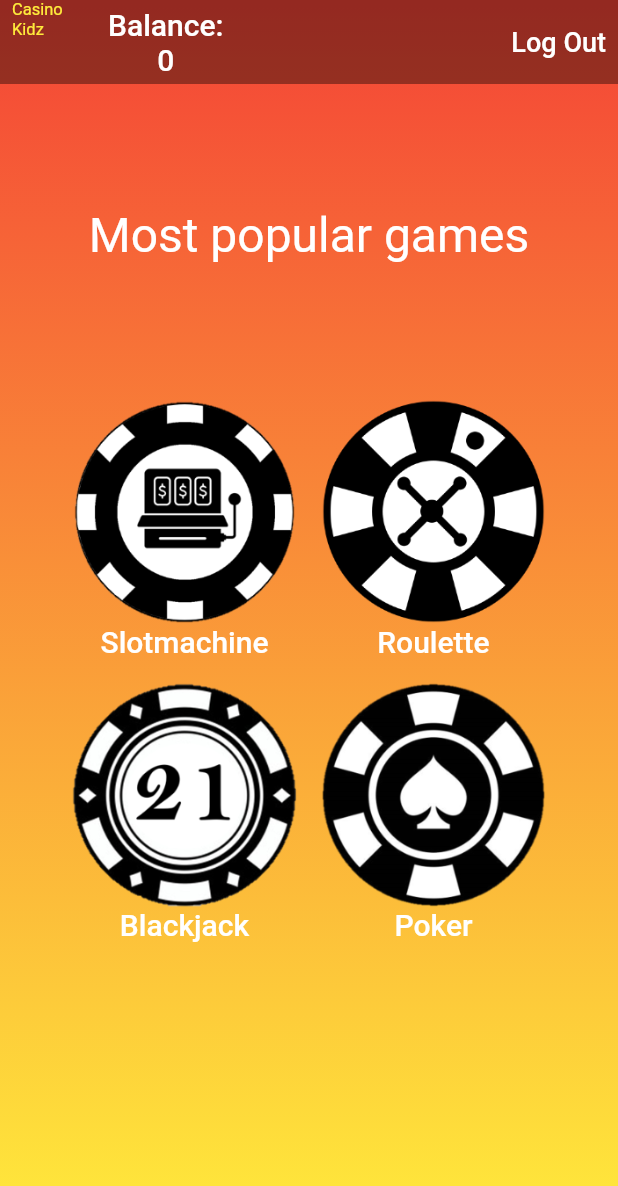
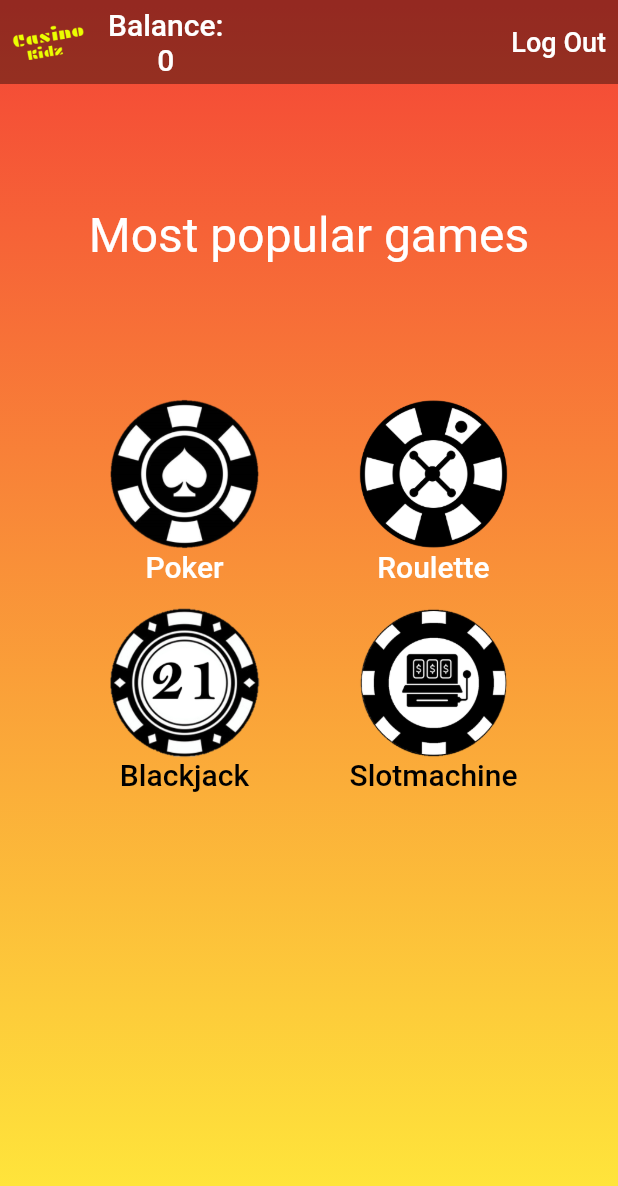
Before and after one commit to MathiasYde/casino_app, a Flutter app: the screen it shows once a user with an empty profile is signed in, on a phone screen of 412 x 824 dp. Shown: the top 1186 px of the screen. Run offline on Flutter 3.47's test engine with Material 2 defaults, Android fonts, the phone set to English and light mode, and no system bars; our stand-ins replace cloud_firestore, firebase_auth, firebase_core, form_validator, freezed_annotation, google_fonts and 2 more; missing offline and left inert: dart:ffi; accounts and stored records are empty; generated files the repository leaves out were written again; Roboto replaces fonts that are missing (Plaster).

Commit message:
added icon, and small changes to Homescreen

```diff
--- a/lib/pages/home_page.dart
+++ b/lib/pages/home_page.dart
@@ -1,3 +1,5 @@
+import 'dart:ffi';
+
 import 'package:firebase_auth/firebase_auth.dart' as firebase_auth;
 import 'package:flutter/material.dart';
 import 'package:google_fonts/google_fonts.dart';
@@ -30,12 +32,8 @@ class HomePage extends ConsumerWidget {
         backgroundColor: Colors.transparent,
         appBar: AppBar(
           leading: Padding(
-            padding: const EdgeInsets.fromLTRB(8, 0, 0, 0),
-            child: Text(
-              "Casino Kidz",
-              style: GoogleFonts.plaster(fontSize: 11, color: Colors.yellow),
-            ),
-          ),
+              padding: const EdgeInsets.fromLTRB(8, 0, 0, 0),
+              child: Image.asset("assets/images/logo.png")),
           backgroundColor: const Color.fromARGB(100, 0, 0, 0),
           shadowColor: Colors.transparent,
           title: Column(
@@ -84,22 +82,26 @@ class HomePage extends ConsumerWidget {
                 child: Wrap(
                   children: const [
                     GameEntry(
-                        photo: "slotmachine.png",
-                        title: "Slotmachine",
-                        page: SlotmachinePage()),
+                      photo: "poker.png",
+                      title: "Poker",
+                      page: PokerPage(),
+                    ),
                     GameEntry(
                         photo: "roulette.png",
                         title: "Roulette",
                         page: RoulettePage()),
                     GameEntry(
-                        photo: "blackjack.png",
-                        title: "Blackjack",
-                        page: BlackjackPage()),
+                      photo: "blackjack.png",
+                      title: "Blackjack",
+                      page: BlackjackPage(),
+                      activ: false,
+                    ),
                     GameEntry(
-                      photo: "poker.png",
-                      title: "Poker",
-                      page: PokerPage(),
-                    )
+                      photo: "slotmachine.png",
+                      title: "Slotmachine",
+                      page: SlotmachinePage(),
+                      activ: false,
+                    ),
                   ],
                 ),
               ),
@@ -112,15 +114,19 @@ class HomePage extends ConsumerWidget {
 }
 
 class GameEntry extends StatelessWidget {
-  const GameEntry(
-      {super.key,
-      required this.photo,
-      required this.title,
-      required this.page});
+  final bool isTrue = true;
+  const GameEntry({
+    super.key,
+    required this.photo,
+    required this.title,
+    required this.page,
+    this.activ = true,
+  });
 
   final String photo;
   final String title;
   final Widget page;
+  final bool activ;
 
   @override
   Widget build(BuildContext context) {
@@ -131,11 +137,14 @@ class GameEntry extends StatelessWidget {
         width: 150,
         child: Column(
           children: [
-            Image.asset("assets/images/$photo"),
+            Image.asset(
+              "assets/images/$photo",
+              width: 100,
+            ),
             Text(
               title,
               style: GoogleFonts.blackHanSans(
-                color: Colors.white,
+                color: activ ? Colors.white : Colors.black,
                 fontSize: 20,
               ),
             ),
--- a/pubspec.yaml
+++ b/pubspec.yaml
@@ -44,7 +44,4 @@ flutter:
   uses-material-design: true
 
   assets:
-   - assets/images/blackjack.png
-   - assets/images/poker.png
-   - assets/images/slotmachine.png
-   - assets/images/roulette.png
+    - assets/images/
```
Also changed, not shown: assets/images/logo.png (added), 2 other files.
